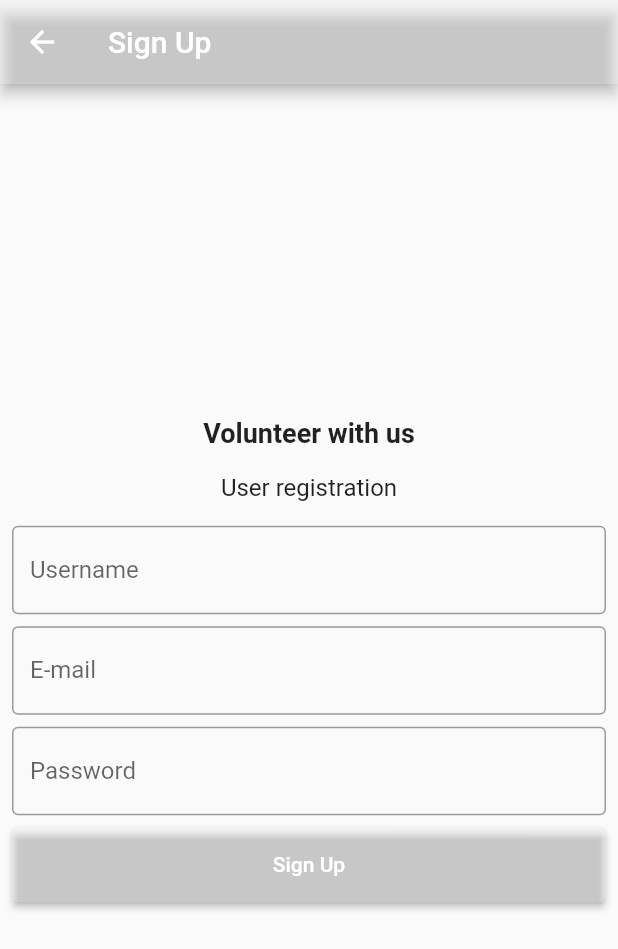
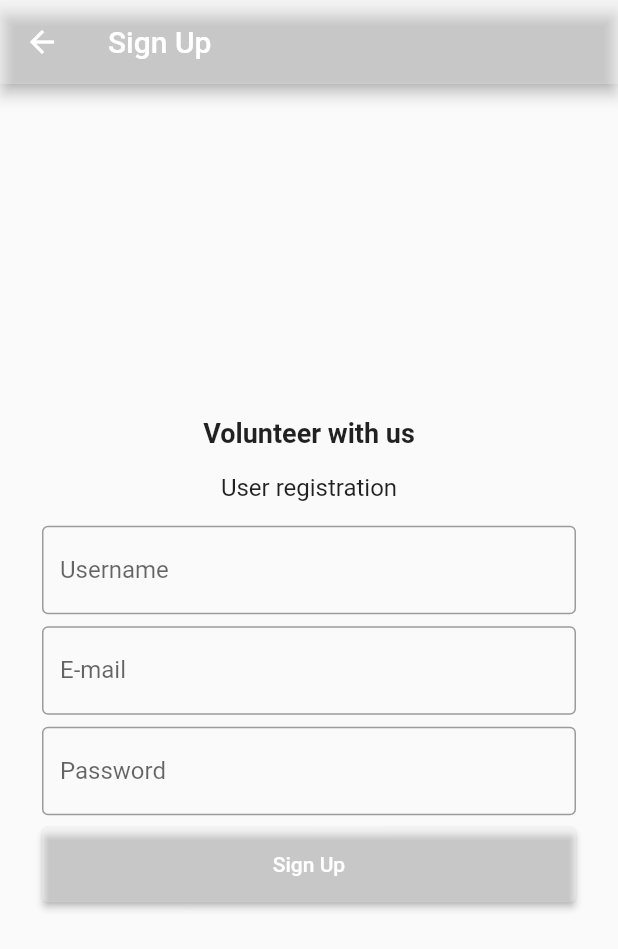
Before and after one commit to AlexandraDamaschin/SkipToTheFuture-Frontend, a Flutter app: the RegisterPage screen opened directly, on a phone screen of 412 x 824 dp. Shown: the top 949 px of the screen. Run offline on Flutter 3.47's test engine with Material 2 defaults, Android fonts, the light colour scheme and no system bars; our stand-ins replace parse_server_sdk_flutter.

Commit message:
Design for web register screen

```diff
--- a/lib/register/register.dart
+++ b/lib/register/register.dart
@@ -19,7 +19,8 @@ class _RegisterPageState extends State<RegisterPage> {
           backgroundColor: Colors.white24,
           title: const Text('Sign Up'),
         ),
-        body: Center(
+        body: LayoutBuilder(builder: (context, constrains) {
+          return Center(
             child: SingleChildScrollView(
               padding: const EdgeInsets.all(8),
               child: Column(
@@ -27,20 +28,24 @@ class _RegisterPageState extends State<RegisterPage> {
                 children: [
                   Center(
                     child: const Text('Volunteer with us',
-                      style:
-                          TextStyle(fontSize: 18, fontWeight: FontWeight.bold)),
+                        style: TextStyle(
+                            fontSize: 18, fontWeight: FontWeight.bold)),
                   ),
                   SizedBox(
-                  height: 16,
+                    height: (constrains.maxWidth < 700) ? 16 : 48,
                   ),
                   Center(
                     child: const Text('User registration',
                         style: TextStyle(fontSize: 16)),
                   ),
                   SizedBox(
-                  height: 16,
+                    height: (constrains.maxWidth < 700) ? 16 : 48,
                   ),
-                TextField(
+                  Container(
+                    margin: (constrains.maxWidth < 700)
+                        ? EdgeInsets.only(right: 20, left: 20)
+                        : EdgeInsets.only(right: 500, left: 500),
+                    child: TextField(
                       controller: controllerUsername,
                       keyboardType: TextInputType.text,
                       textCapitalization: TextCapitalization.none,
@@ -50,10 +55,15 @@ class _RegisterPageState extends State<RegisterPage> {
                               borderSide: BorderSide(color: Colors.black)),
                           labelText: 'Username'),
                     ),
+                  ),
                   SizedBox(
-                  height: 8,
+                    height: (constrains.maxWidth < 700) ? 8 : 24,
                   ),
-                TextField(
+                  Container(
+                    margin: (constrains.maxWidth < 700)
+                        ? EdgeInsets.only(right: 20, left: 20)
+                        : EdgeInsets.only(right: 500, left: 500),
+                    child: TextField(
                       controller: controllerEmail,
                       keyboardType: TextInputType.emailAddress,
                       textCapitalization: TextCapitalization.none,
@@ -63,10 +73,15 @@ class _RegisterPageState extends State<RegisterPage> {
                               borderSide: BorderSide(color: Colors.black)),
                           labelText: 'E-mail'),
                     ),
+                  ),
                   SizedBox(
-                  height: 8,
+                    height: (constrains.maxWidth < 700) ? 8 : 24,
                   ),
-                TextField(
+                  Container(
+                    margin: (constrains.maxWidth < 700)
+                        ? EdgeInsets.only(right: 20, left: 20)
+                        : EdgeInsets.only(right: 500, left: 500),
+                    child: TextField(
                       controller: controllerPassword,
                       obscureText: true,
                       keyboardType: TextInputType.text,
@@ -77,11 +92,15 @@ class _RegisterPageState extends State<RegisterPage> {
                               borderSide: BorderSide(color: Colors.black)),
                           labelText: 'Password'),
                     ),
+                  ),
                   SizedBox(
-                  height: 8,
+                    height: (constrains.maxWidth < 700) ? 8 : 24,
                   ),
                   Container(
                     height: 50,
+                    margin: (constrains.maxWidth < 700)
+                        ? EdgeInsets.only(right: 20, left: 20)
+                        : EdgeInsets.only(right: 500, left: 500),
                     child: ElevatedButton(
                       style: ElevatedButton.styleFrom(
                         primary: Colors.white24,
@@ -93,7 +112,8 @@ class _RegisterPageState extends State<RegisterPage> {
                 ],
               ),
             ),
-        ));
+          );
+        }));
   }
 
   void doUserRegistration() async {
```
Lines whose indentation alone changed are shown as unchanged.
